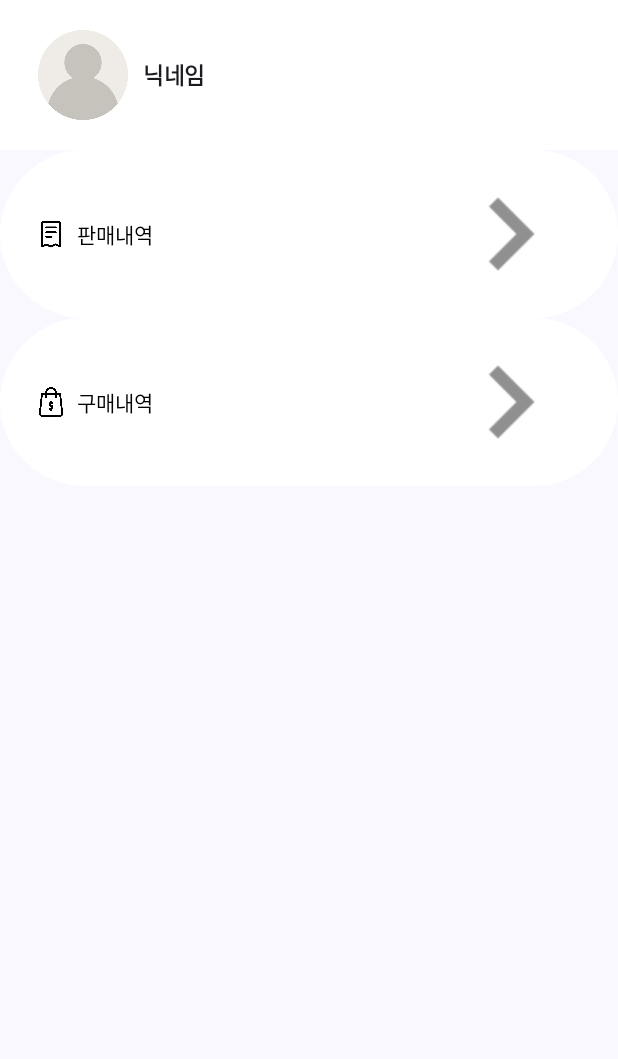
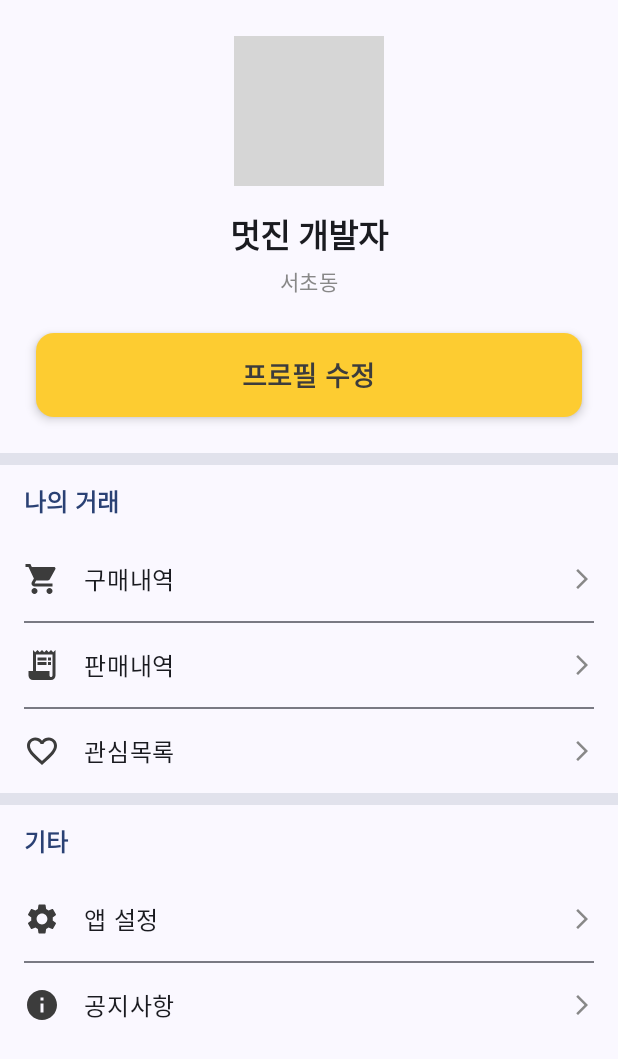
Before and after one commit to MyungSeokSong/raon-android, an Android app built with Jetpack Compose: the composable ProfileScreen shown on its own in the app's theme, on a phone screen of 412 x 824 dp. Shown: the top 1059 px of the screen. Run offline under Robolectric (Android 15) with nearby library versions, the phone set to English and light mode, and no system bars; pictures from the network do not load; 3 statements that could not run were skipped; grey boxes are pictures that could not be loaded.

```diff
--- a/app/src/main/java/com/example/raon/core/di/NetworkModule.kt
+++ b/app/src/main/java/com/example/raon/core/di/NetworkModule.kt
@@ -18,7 +18,7 @@ import javax.inject.Singleton
 @InstallIn(SingletonComponent::class)
 object NetworkModule {
 
-    private const val BASE_URL = "http://192.168.20.131:4000/"
+    private const val BASE_URL = "http://192.168.75.3:4000/"
 
     // 1. CookieJar 제공자 추가
     @Provides
--- a/app/src/main/java/com/example/raon/features/auth/ui/LoginScreen.kt
+++ b/app/src/main/java/com/example/raon/features/auth/ui/LoginScreen.kt
@@ -133,7 +133,6 @@ fun LoginScreen(
 
 
     Scaffold(
-
         // Scaffold에 snackbarHost를 연결하는 부분
         // Scaffold 컴포저블의 파라미터로 전달
         snackbarHost = { SnackbarHost(hostState = snackbarHostState) },
--- a/app/src/main/java/com/example/raon/features/bottom_navigation/e_profile/ui/ProfileScreen.kt
+++ b/app/src/main/java/com/example/raon/features/bottom_navigation/e_profile/ui/ProfileScreen.kt
@@ -1,136 +1,205 @@
 package com.example.raon.features.bottom_navigation.e_profile.ui
 
-import androidx.compose.foundation.Image
-import androidx.compose.foundation.background
+import androidx.compose.foundation.border
+import androidx.compose.foundation.clickable
 import androidx.compose.foundation.layout.Column
 import androidx.compose.foundation.layout.Row
 import androidx.compose.foundation.layout.Spacer
+import androidx.compose.foundation.layout.fillMaxSize
 import androidx.compose.foundation.layout.fillMaxWidth
+import androidx.compose.foundation.layout.height
 import androidx.compose.foundation.layout.padding
 import androidx.compose.foundation.layout.size
+import androidx.compose.foundation.layout.width
+import androidx.compose.foundation.rememberScrollState
+import androidx.compose.foundation.shape.CircleShape
+import androidx.compose.foundation.shape.RoundedCornerShape
+import androidx.compose.foundation.verticalScroll
+import androidx.compose.material.icons.Icons
+import androidx.compose.material.icons.automirrored.filled.ArrowForwardIos
+import androidx.compose.material.icons.automirrored.filled.ReceiptLong
+import androidx.compose.material.icons.filled.FavoriteBorder
+import androidx.compose.material.icons.filled.Info
+import androidx.compose.material.icons.filled.Settings
+import androidx.compose.material.icons.filled.ShoppingCart
 import androidx.compose.material3.Button
 import androidx.compose.material3.ButtonDefaults
+import androidx.compose.material3.Divider
 import androidx.compose.material3.ExperimentalMaterial3Api
+import androidx.compose.material3.Icon
+import androidx.compose.material3.IconButton
+import androidx.compose.material3.MaterialTheme
 import androidx.compose.material3.Text
 import androidx.compose.material3.TopAppBar
 import androidx.compose.runtime.Composable
 import androidx.compose.ui.Alignment
 import androidx.compose.ui.Modifier
+import androidx.compose.ui.draw.clip
 import androidx.compose.ui.graphics.Color
-import androidx.compose.ui.res.painterResource
+import androidx.compose.ui.graphics.vector.ImageVector
 import androidx.compose.ui.text.font.FontWeight
-import androidx.compose.ui.tooling.preview.Preview
 import androidx.compose.ui.unit.dp
 import androidx.compose.ui.unit.sp
-import com.example.raon.R
+import androidx.navigation.NavController
+import coil.compose.AsyncImage
 
+// 앱의 시그니처 색상을 상수로 정의
+private val BrandYellow = Color(0xFFFDCC31)
+private val DarkGrayText = Color(0xFF3C3C3C)
 
+/**
+ * TopAppBar: 설정 아이콘 포함
+ */
 @OptIn(ExperimentalMaterial3Api::class)
 @Composable
-fun ProfileTopAppBar() {
+fun ProfileTopAppBar(navController: NavController) {
     TopAppBar(
-        title = { Text("프로필") }
+        title = { Text("프로필") },
+        actions = {
+            IconButton(onClick = { navController.navigate("settings_screen") }) {
+                Icon(
+                    imageVector = Icons.Default.Settings,
+                    contentDescription = "설정으로 이동"
+                )
+            }
+        }
     )
 }
 
-@OptIn(ExperimentalMaterial3Api::class)
+/**
+ * ProfileScreen 전체 UI
+ */
 @Composable
-fun ProfileScreen(modifier: Modifier = Modifier) {
+fun ProfileScreen(navController: NavController) {
+    Column(
+        modifier = Modifier
+            .fillMaxSize()
+            .verticalScroll(rememberScrollState())
+    ) {
+        ProfileHeader_NoData()
+        Divider(thickness = 8.dp, color = MaterialTheme.colorScheme.surfaceVariant)
+        ProfileMenuList(navController = navController)
+    }
+}
 
-    Column {
-        Row(
-            verticalAlignment = Alignment.CenterVertically,
+/**
+ * 프로필 상단 헤더 UI
+ */
+@Composable
+fun ProfileHeader_NoData() {
+    Column(
+        modifier = Modifier
+            .fillMaxWidth()
+            .padding(24.dp),
+        horizontalAlignment = Alignment.CenterHorizontally
+    ) {
+        AsyncImage(
+            model = "https://picsum.photos/seed/myprofile/300/300",
+            contentDescription = "프로필 사진",
+            modifier = Modifier
+                .size(100.dp)
+                .clip(CircleShape)
+                .border(2.dp, BrandYellow, CircleShape)
+        )
+        Spacer(modifier = Modifier.height(16.dp))
+        Text(
+            text = "멋진 개발자",
+            style = MaterialTheme.typography.titleLarge,
+            fontWeight = FontWeight.Bold
+        )
+        Spacer(modifier = Modifier.height(4.dp))
+        Text(
+            text = "서초동",
+            style = MaterialTheme.typography.bodyMedium,
+            color = Color.Gray
+        )
+        Spacer(modifier = Modifier.height(24.dp))
+        Button(
+            onClick = { /* TODO: 프로필 수정 */ },
             modifier = Modifier
                 .fillMaxWidth()
-                .background(Color.White)
-                .padding(bottom = 20.dp, top = 20.dp)
-
+                .height(56.dp),
+            shape = RoundedCornerShape(12.dp),
+            colors = ButtonDefaults.buttonColors(
+                containerColor = BrandYellow,
+                contentColor = DarkGrayText
+            ),
+            elevation = ButtonDefaults.buttonElevation(defaultElevation = 4.dp)
         ) {
-            Image(
-                painter = painterResource(id = R.drawable.user_icon),
-                contentDescription = "프로필 이미지",
-                modifier = Modifier
-                    .padding(start = 25.dp, end = 10.dp)
-                    .size(60.dp)
-            )
-            Text(text = "닉네임", fontSize = 15.sp, fontWeight = FontWeight.Bold)
-        }
-
-//        Spacer()
-
-        Column {
-            Button(
-                onClick = {},
-                modifier = Modifier.fillMaxWidth(),
-                colors = ButtonDefaults.buttonColors(
-                    containerColor = Color.White,
-                    contentColor = Color.Black
-                )
-            ) {
-                Row(
-                    modifier = Modifier.fillMaxWidth(),
-                    verticalAlignment = Alignment.CenterVertically,
-                ) {
-                    Image(
-                        painter = painterResource(R.drawable.icon_receipt),
-                        contentDescription = "영수증 이미지",
-                        modifier = Modifier
-                            .padding(end = 7.dp)
-                            .size(20.dp)
-
-                    )
-                    Text("판매내역")
-                    Spacer(modifier = Modifier.weight(1f))
-                    Image(
-                        painter = painterResource(R.drawable.icon_right_arrow_96),
-                        contentDescription = "오른쪽 화살표 이미지"
-                    )
-
-                }
-
-            }
-
-            Button(
-                onClick = {},
-                modifier = Modifier.fillMaxWidth(),
-                colors = ButtonDefaults.buttonColors(
-                    containerColor = Color.White,
-                    contentColor = Color.Black
-                )
-            ) {
-                Row(
-                    modifier = Modifier.fillMaxWidth(),
-                    verticalAlignment = Alignment.CenterVertically,
-                ) {
-                    Image(
-                        painter = painterResource(R.drawable.icon_shopping_bag),
-                        contentDescription = "영수증 이미지",
-                        modifier = Modifier
-                            .padding(end = 7.dp)
-                            .size(20.dp)
-
-                    )
-                    Text("구매내역")
-                    Spacer(modifier = Modifier.weight(1f))
-                    Image(
-                        painter = painterResource(R.drawable.icon_right_arrow_96),
-                        contentDescription = "오른쪽 화살표 이미지"
-                    )
-
-                }
-
-            }
-
-
+            Text(text = "프로필 수정", fontSize = 18.sp, fontWeight = FontWeight.SemiBold)
         }
     }
-
-
 }
 
+/**
+ * 프로필 메뉴 리스트 UI
+ */
+@Composable
+fun ProfileMenuList(navController: NavController) {
+    Column {
+        Text(
+            text = "나의 거래",
+            style = MaterialTheme.typography.titleMedium,
+            fontWeight = FontWeight.Bold,
+            // ## 변경: 소제목 색상을 설정 페이지와 동일한 테마 기본 색상으로 ##
+            color = MaterialTheme.colorScheme.primary,
+            modifier = Modifier.padding(horizontal = 16.dp, vertical = 12.dp)
+        )
+        MenuRow(icon = Icons.Filled.ShoppingCart, title = "구매내역", onClick = { /*TODO*/ })
+        Divider(modifier = Modifier.padding(horizontal = 16.dp))
+        MenuRow(
+            icon = Icons.AutoMirrored.Filled.ReceiptLong,
+            title = "판매내역",
+            onClick = { /*TODO*/ })
+        Divider(modifier = Modifier.padding(horizontal = 16.dp))
+        MenuRow(icon = Icons.Filled.FavoriteBorder, title = "관심목록", onClick = { /*TODO*/ })
+        Divider(thickness = 8.dp, color = MaterialTheme.colorScheme.surfaceVariant)
+        Text(
+            text = "기타",
+            style = MaterialTheme.typography.titleMedium,
+            fontWeight = FontWeight.Bold,
+            // ## 변경: 소제목 색상을 설정 페이지와 동일한 테마 기본 색상으로 ##
+            color = MaterialTheme.colorScheme.primary,
+            modifier = Modifier.padding(horizontal = 16.dp, vertical = 12.dp)
+        )
+        MenuRow(
+            icon = Icons.Filled.Settings,
+            title = "앱 설정",
+            onClick = { navController.navigate("settings_screen") }
+        )
+        Divider(modifier = Modifier.padding(horizontal = 16.dp))
+        MenuRow(icon = Icons.Filled.Info, title = "공지사항", onClick = { /*TODO*/ })
+    }
+}
 
-@Preview
+/**
+ * 메뉴 리스트의 각 행 UI
+ */
 @Composable
-fun ProfileScreenPreview(modifier: Modifier = Modifier) {
-    ProfileScreen()
+fun MenuRow(icon: ImageVector, title: String, onClick: () -> Unit) {
+    Row(
+        modifier = Modifier
+            .fillMaxWidth()
+            .clickable(onClick = onClick)
+            .padding(horizontal = 16.dp, vertical = 16.dp),
+        verticalAlignment = Alignment.CenterVertically
+    ) {
+        Icon(
+            imageVector = icon,
+            contentDescription = title,
+            tint = DarkGrayText
+        )
+        Spacer(modifier = Modifier.width(16.dp))
+        Text(
+            text = title,
+            style = MaterialTheme.typography.bodyLarge,
+            modifier = Modifier.weight(1f)
+        )
+        Icon(
+            imageVector = Icons.AutoMirrored.Filled.ArrowForwardIos,
+            contentDescription = "이동",
+            tint = Color.Gray,
+            modifier = Modifier.size(16.dp)
+        )
+    }
 }
```
Also changed, not shown: app/src/main/java/com/example/raon/AppNavigation.kt (+27 -16 lines), app/src/main/java/com/example/raon/MainView.kt (+4 -30 lines), app/src/main/java/com/example/raon/features/bottom_navigation/e_profile/ui/ProfileScreen2.kt (deleted, +0 -205 lines), app/src/main/java/com/example/raon/features/bottom_navigation/e_profile/ui/SettingScreen.kt (+10 -5 lines), app/src/main/java/com/example/raon/features/bottom_navigation/e_profile/ui/SettingViewModel.kt (added, +10 -0 lines).
